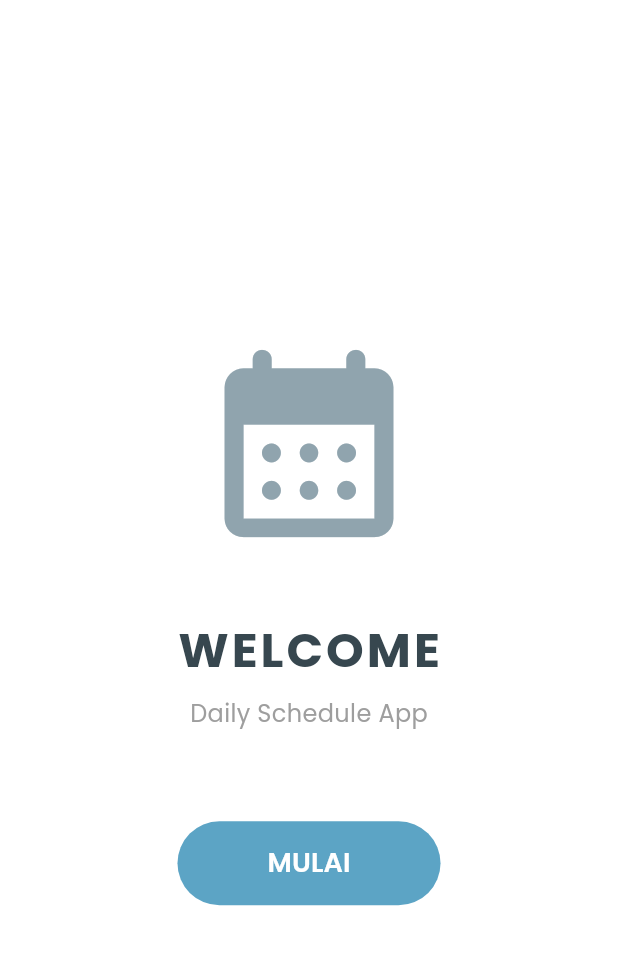
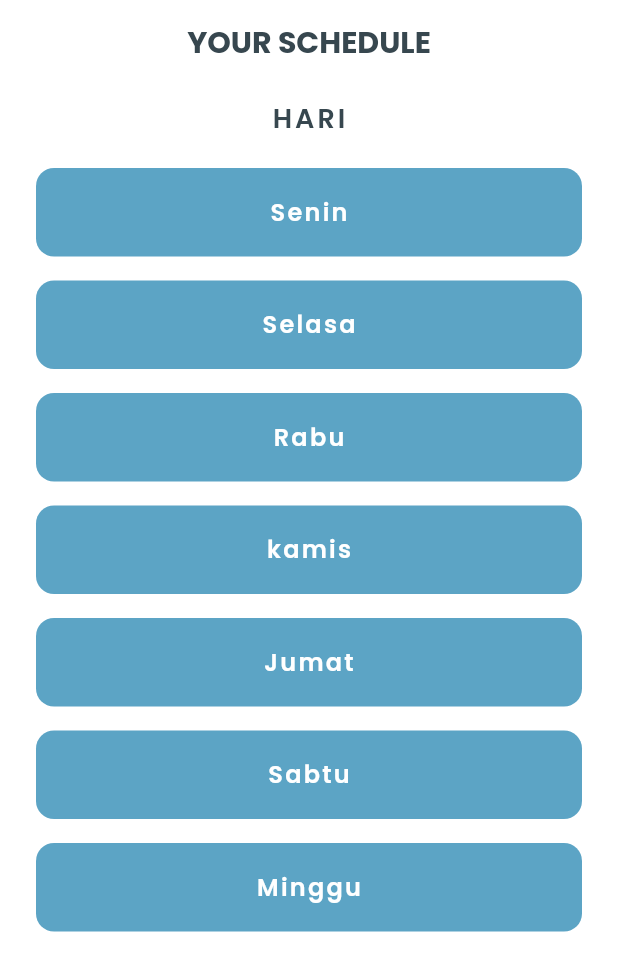
Before and after one commit to Kurooo21/project-app-schedule, a Flutter app: the screen it shows after launch, after a tap on "MULAI", on a phone screen of 412 x 824 dp. Shown: the top 971 px of the screen. Run offline on Flutter 3.47's test engine with Material 3 defaults, Android fonts, the phone set to English and light mode, and no system bars; our stand-ins replace google_fonts.

Commit message:
menambahkan home_screen

```diff
--- a/lib/Welcome_Screen.dart
+++ b/lib/Welcome_Screen.dart
@@ -1,5 +1,6 @@
 import 'package:flutter/material.dart';
 import 'package:google_fonts/google_fonts.dart';
+import 'home_screen.dart';
 
 class WelcomeScreen extends StatelessWidget {
   const WelcomeScreen({super.key});
@@ -48,8 +49,12 @@ class WelcomeScreen extends StatelessWidget {
               // 4. Tombol Mulai
               ElevatedButton(
                 onPressed: () {
-                  // Nanti kita isi dengan perintah pindah ke halaman Home
-                  print('Tombol Mulai Ditekan!');
+                  Navigator.pushReplacement(
+                    context,
+                    MaterialPageRoute(
+                      builder: (context) => const HomeScreen(),
+                    ),
+                  );
                 },
                 style: ElevatedButton.styleFrom(
                   backgroundColor: const Color(0xFF5CA4C5), // Warna biru kalem sesuai desainmu
--- /dev/null
+++ b/lib/home_screen.dart
@@ -0,0 +1,85 @@
+import 'package:flutter/material.dart';
+import 'package:google_fonts/google_fonts.dart';
+
+class HomeScreen extends StatelessWidget{
+  const HomeScreen ({super.key});
+
+    final List<String> days = const [
+      'Senin','Selasa','Rabu','kamis','Jumat','Sabtu','Minggu'
+    ];
+
+  @override
+  Widget build (BuildContext context) {
+    return Scaffold(
+      backgroundColor: Colors.white,
+    appBar: AppBar(
+      backgroundColor: Colors.white,
+      elevation: 0,
+      centerTitle: true,
+      title: Text(
+        'YOUR SCHEDULE',
+        style: GoogleFonts.poppins(
+          fontSize: 20,
+          fontWeight: FontWeight.bold,
+          color: Colors.blueGrey.shade800,
+        ),
+      ),
+    ),
+    body: Padding (
+      padding: const EdgeInsets.symmetric(horizontal: 24.0, vertical: 10.0),
+      child: Column(
+        children: [
+          Center(
+            child: Text(
+              'HARI',
+              style: GoogleFonts.poppins(
+                fontSize: 18,
+                fontWeight: FontWeight.w600,
+                color: Colors.blueGrey.shade800,
+                letterSpacing: 2
+              ),
+            ),
+          ),
+          const SizedBox(height: 20),
+
+          Expanded(
+            child: ListView.builder(
+              itemCount: days.length,
+              itemBuilder: (context, index) {
+                return Padding(
+                  padding: const EdgeInsets.only(bottom: 16.0),
+                  child: ElevatedButton(
+                    onPressed: () {
+                      print('Membuka Jadwal Hari ${days[index]}');
+                    },
+                    style: ElevatedButton.styleFrom(
+                      backgroundColor: const Color(0xFF5CA4C5),
+                      padding: const EdgeInsets.symmetric(vertical: 18),
+                      shape: RoundedRectangleBorder(
+                        borderRadius: BorderRadiusGeometry.circular(12)
+                      ),
+                       elevation: 0,
+                    ),
+                    child: Text(
+                      days[index],
+                      style: GoogleFonts.poppins(
+                        fontSize: 16,
+                        fontWeight: FontWeight.w600,
+                        color: Colors.white,
+                        letterSpacing: 1.5,
+                      ),
+                    ),
+                  ),
+
+
+                );
+              }
+            ),
+          ),
+
+        ],
+      ),
+    ),
+    );
+  }
+}
```
Also changed, not shown: pubspec.lock.
